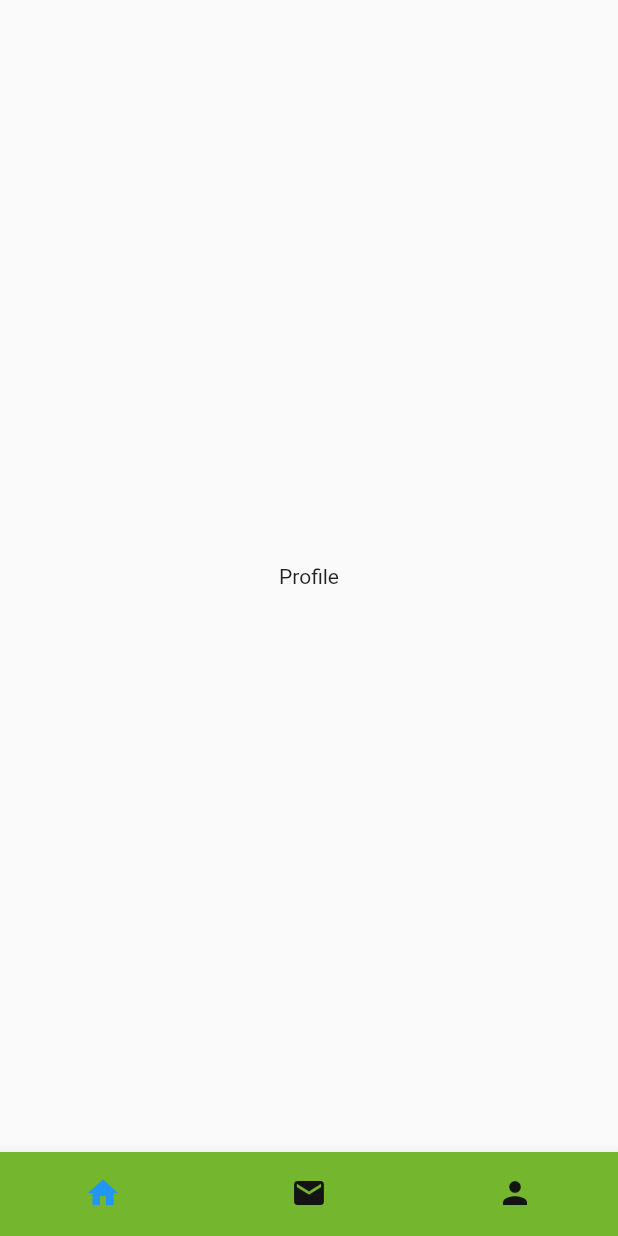
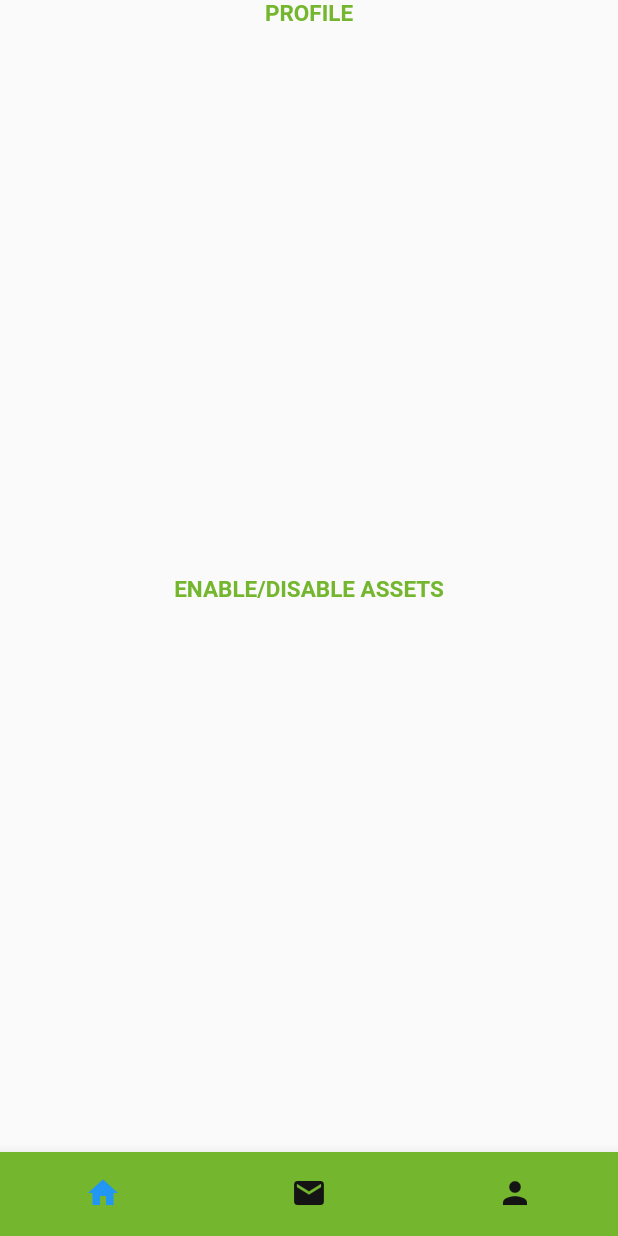
Before and after one commit to Vesta-wallet/vesta, a Flutter app: the screen it shows after launch, on a phone screen of 412 x 824 dp. Run offline on Flutter 3.47's test engine with Material 2 defaults, Android fonts, the phone set to English and light mode, and no system bars.

Commit message:
Added SectionTitle Widget

```diff
--- a/vesta/lib/main.dart
+++ b/vesta/lib/main.dart
@@ -15,9 +15,7 @@ class HomePage extends StatefulWidget {
 class _HomePageState extends State<HomePage> {
   int _currentIndex = 0;
   final List<Widget> _children = [
-    Text(
-      "Profile",
-    ),
+    profilePage,
     valueContainer,
     Text(
       "Transactions",
@@ -66,6 +64,53 @@ class _HomePageState extends State<HomePage> {
   }
 }
 
+// This is the widget
+class SectionTitle extends StatelessWidget {
+  //
+  final String title;
+
+  SectionTitle({@required this.title});
+
+  @override
+  Widget build(BuildContext content) {
+    return Text(
+        // Add our title
+        title,
+        // Align our text to the left
+        textAlign: TextAlign.left,
+        style: TextStyle(
+          fontSize: 15,
+          color: Color(0xff74B62E),
+          fontWeight: FontWeight.bold,
+        ));
+  }
+}
+
+// Profile page
+Widget profilePage = Column(
+  children: [
+    // Access settings
+    profileSettings,
+    // Turn on/off coins herejfc
+    enableDisableAssets,
+    //
+  ],
+);
+
+Widget profileSettings = Expanded(
+    // Needs to have "Profile"
+    child: (SectionTitle(title: "PROFILE"))
+    // Menu items
+    // Security
+    // Settings
+    // Support
+    );
+
+Widget enableDisableAssets = Expanded(
+    child: (SectionTitle(title: "ENABLE/DISABLE ASSETS")
+        // This is where all the swtiches for enabling and disabling things will go
+        ));
+
 // Value Container
 Widget valueContainer = ColoredBox(
     color: Color(0xff404040),
```
